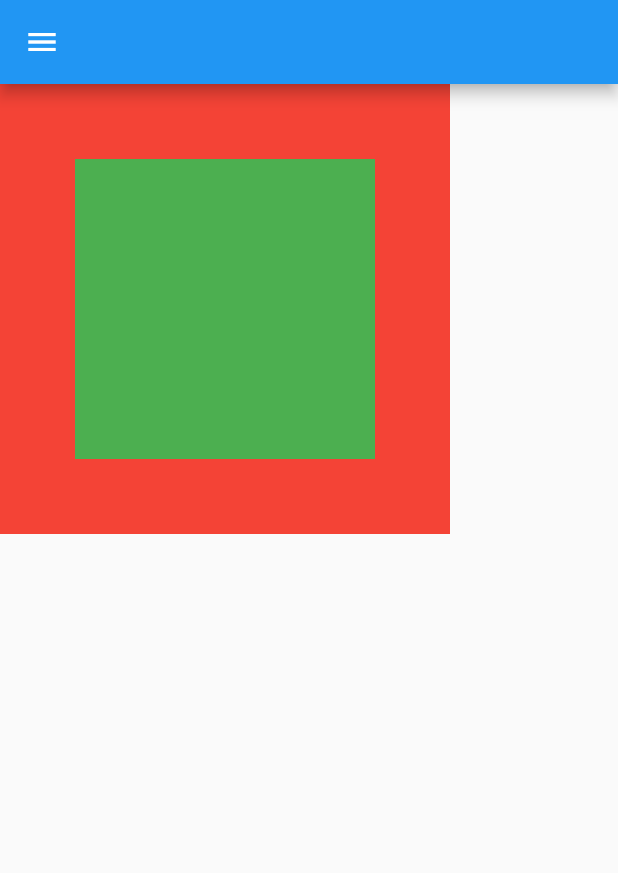
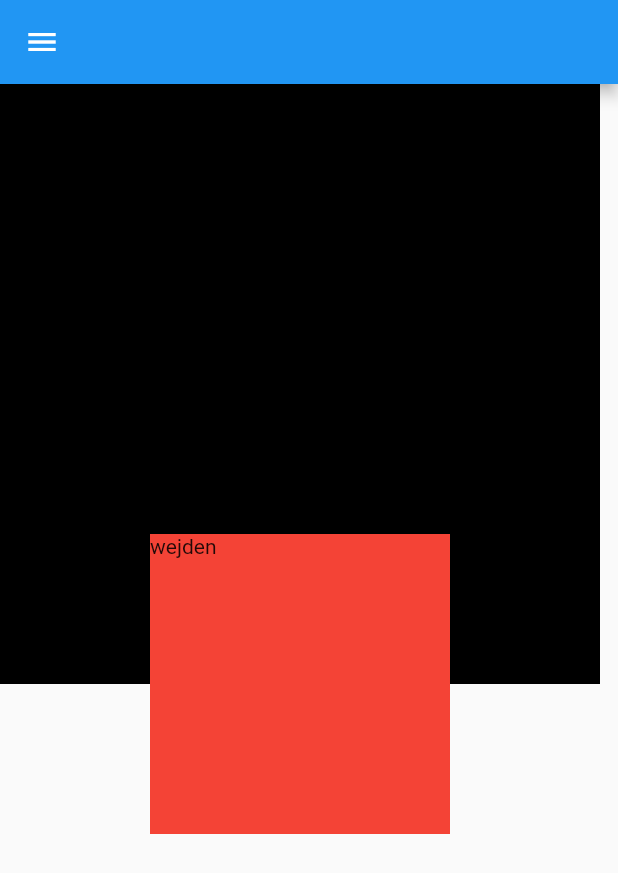
Before and after one commit to wejden7/Flutter_Tutorial, a Flutter app: the screen it shows after launch, on a phone screen of 412 x 824 dp. Shown: the top 873 px of the screen. Run offline on Flutter 3.47's test engine with Material 2 defaults, Android fonts, the phone set to English and light mode, and no system bars.

Commit message:
Stack
- Postioned
-  OverFlow==> clipBehavior: Clip.none,

```diff
--- a/lib/main.dart
+++ b/lib/main.dart
@@ -12,20 +12,25 @@ class MyApp extends StatelessWidget {
         home: Scaffold(
           appBar: AppBar(),
           drawer: Drawer(),
-            body: Stack(
+          body: Container(
+              width: 400,
+              height: 400,
+              color: Colors.black,
+              child: Stack(
+                clipBehavior: Clip.none,
                 alignment: AlignmentDirectional.center,
                 children: [
-                Container(
-                  color: Colors.red,
-                  width: 300,
-                  height: 300,
-                ),
-                Container(
-                  color: Colors.green,
+                  Positioned(
                     width: 200,
                     height: 200,
+                    top: 300,
+                    child: Container(
+                      color: Colors.red,
+                      child: Text("wejden"),
                     ),
+                  )
                 ],
-            )));
+              )),
+        ));
   }
 }
```
Lines whose indentation alone changed are shown as unchanged.
